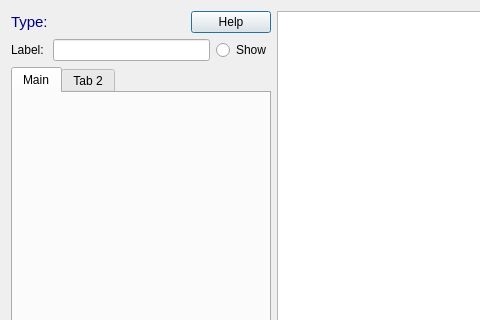
First picture: the form in src/gui/dialogs/components/propdialog.ui, repository Arcachofo/SimulIDE-dev, before the edit; both pictures show x 0 to 480 and y 0 to 320 of the 578 by 407 pixel window.
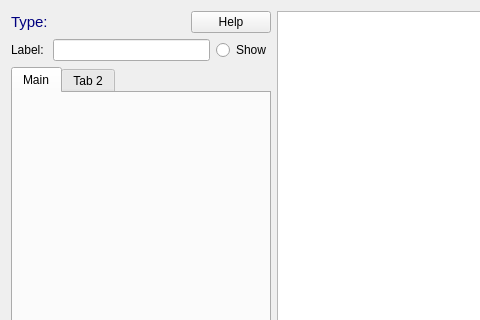
Second picture: the form after the edit.

Commit message: Component properties: avoid value update while writting in a spinBox. disable help button autodefault.

Diff of the .ui file:
```diff
--- a/src/gui/dialogs/components/propdialog.ui
+++ b/src/gui/dialogs/components/propdialog.ui
@@ -99,6 +99,9 @@
          <property name="text">
           <string>Help</string>
          </property>
+         <property name="autoDefault">
+          <bool>false</bool>
+         </property>
         </widget>
        </item>
       </layout>
```
The commit also changes 4 other files.
